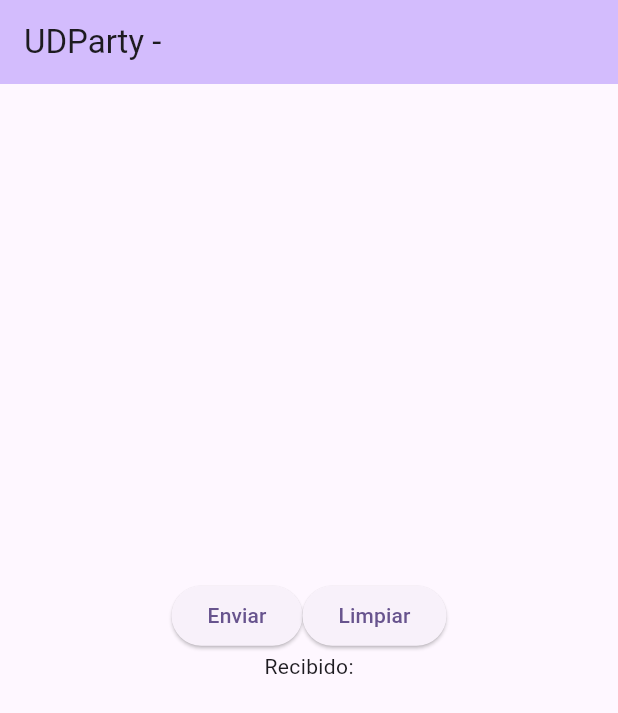
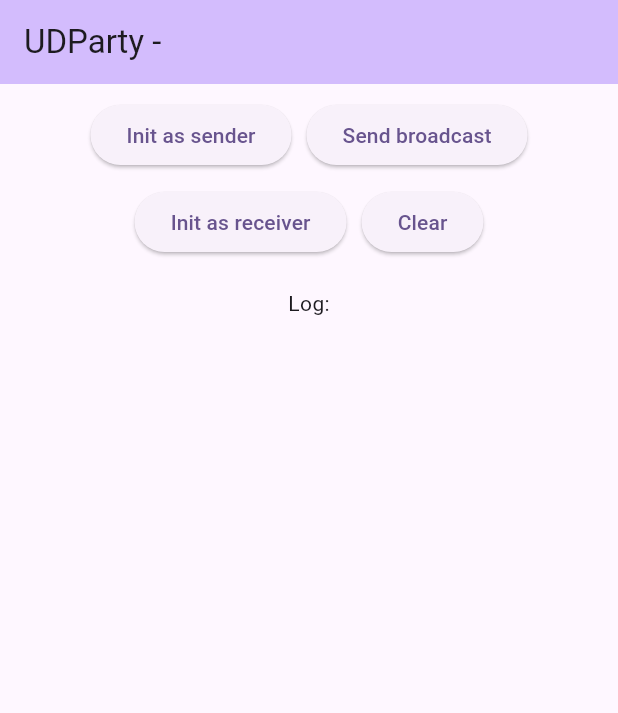
Before and after one commit to Hackfun-Rosario/UDParty, a Flutter app: the screen it shows after launch, on a phone screen of 412 x 824 dp. Shown: the top 713 px of the screen. Run offline on Flutter 3.47's test engine with Material 2 defaults, Android fonts, the phone set to English and light mode, and no system bars; missing offline and left inert: network_info_plus, udp.

Commit message:
Multicast

```diff
--- a/lib/main.dart
+++ b/lib/main.dart
@@ -1,4 +1,5 @@
 import 'dart:developer';
+import 'dart:io';
 
 import 'package:flutter/material.dart';
 import 'package:network_info_plus/network_info_plus.dart';
@@ -32,10 +33,11 @@ class MyHomePage extends StatefulWidget {
 }
 
 class _MyHomePageState extends State<MyHomePage> {
-  String _recibido = '';
+  String _log = '';
   String _myIP = '';
   UDP? sender;
   UDP? receiver;
+  Endpoint? multicastEndpoint;
 
   Future<void> _getMyIp() async {
     final info = NetworkInfo();
@@ -49,27 +51,59 @@ class _MyHomePageState extends State<MyHomePage> {
 
   Future<void> _initSender() async {
     log('Initializing Sender');
-    sender = await UDP.bind(Endpoint.any(port: const Port(65000)));
+    setState(() {
+      _log += '\nInitializing Sender';
+    });
+    // sender = await UDP.bind(Endpoint.any(port: const Port(65000)));
+    sender = await UDP.bind(Endpoint.any());
+
     log('Sender initialized');
+    setState(() {
+      _log += '\nSender initialized';
+    });
+  }
+
+  Future<void> _sendMulticast(String msg) async {
+    // var dataLength = await sender?.send(
+    //     msg.codeUnits, Endpoint.broadcast(port: const Port(65001)));
+    sender?.send("Hello world!".codeUnits, multicastEndpoint!);
+
+    log('Message sent');
+    setState(() {
+      _log += '\nMessage sent';
+    });
   }
 
   Future<void> _initReceiver() async {
     log('Initializing Receiver');
-    receiver = await UDP.bind(Endpoint.loopback(port: const Port(65002)));
+    setState(() {
+      _log += '\nInitializing Receiver';
+    });
+    // receiver = await UDP.bind(Endpoint.loopback(port: const Port(65001)));
+    receiver = await UDP.bind(multicastEndpoint!);
 
     // receiving\listening
-    receiver?.asStream(timeout: const Duration(seconds: 20)).listen((datagram) {
-      var str = String.fromCharCodes(datagram!.data);
-      log('Received message: $str');
-      _recibido = str;
+    // receiver?.asStream(timeout: const Duration(seconds: 20)).listen((datagram) {
+    //   var str = String.fromCharCodes(datagram!.data);
+    //   log('Received message: $str');
+    //   setState(() {
+    //     _log += '\nReceived message: $str';
+    //   });
+    // });
+    receiver?.asStream().listen((datagram) {
+      if (datagram != null) {
+        var str = String.fromCharCodes(datagram.data);
+        setState(() {
+          _log += '\nReceived: $str';
+        });
+        log('Received: $str');
+      }
     });
+
     log('Receiver initialized');
-  }
-
-  Future<void> _sendUDPBroadcast(String msg) async {
-    var dataLength = await sender?.send(
-        msg.codeUnits, Endpoint.broadcast(port: const Port(65001)));
-    log('$dataLength bytes sent');
+    setState(() {
+      _log += '\nReceiver initialized';
+    });
   }
 
   void _closeSender() {
@@ -82,15 +116,23 @@ class _MyHomePageState extends State<MyHomePage> {
 
   @override
   void initState() {
+    super.initState();
     _getMyIp();
-    _initSender();
-    _initReceiver();
+    multicastEndpoint = Endpoint.multicast(InternetAddress("239.1.2.3"),
+        port: const Port(54321));
+    // _initSender();
+    // _initReceiver();
   }
 
   @override
   void dispose() {
-    _closeSender();
-    _closeReceiver();
+    try {
+      _closeSender();
+      _closeReceiver();
+    } catch (e) {
+      log(e.toString());
+    }
+    super.dispose();
   }
 
   @override
@@ -102,33 +144,46 @@ class _MyHomePageState extends State<MyHomePage> {
       ),
       body: Center(
         child: Column(
-          mainAxisAlignment: MainAxisAlignment.center,
           children: [
+            const SizedBox(height: 10),
             Row(
               mainAxisAlignment: MainAxisAlignment.center,
               children: [
                 ElevatedButton(
-                    onPressed: () {
-                      _sendUDPBroadcast('Test');
+                    onPressed: () async {
+                      await _initSender();
                     },
-                    child: const Text('Enviar')),
+                    child: const Text('Init as sender')),
+                const SizedBox(width: 10),
+                ElevatedButton(
+                    onPressed: () async {
+                      await _sendMulticast('Test');
+                    },
+                    child: const Text('Send broadcast'))
+              ],
+            ),
+            const SizedBox(height: 10),
+            Row(
+              mainAxisAlignment: MainAxisAlignment.center,
+              children: [
+                ElevatedButton(
+                    onPressed: () async {
+                      await _initReceiver();
+                    },
+                    child: const Text('Init as receiver')),
+                const SizedBox(width: 10),
                 ElevatedButton(
                     onPressed: () {
                       setState(() {
-                        _recibido = '';
+                        _log = '';
                       });
                     },
-                    child: const Text('Limpiar'))
+                    child: const Text('Clear'))
               ],
             ),
-            const Text('Recibido:'),
-            const SizedBox(
-              height: 10,
-            ),
-            Text(
-              _recibido,
-              style: const TextStyle(fontSize: 20),
-            ),
+            const SizedBox(height: 20),
+            const Text('Log:'),
+            Text(_log),
           ],
         ),
       ),
```
Also changed, not shown: 1 other file.
